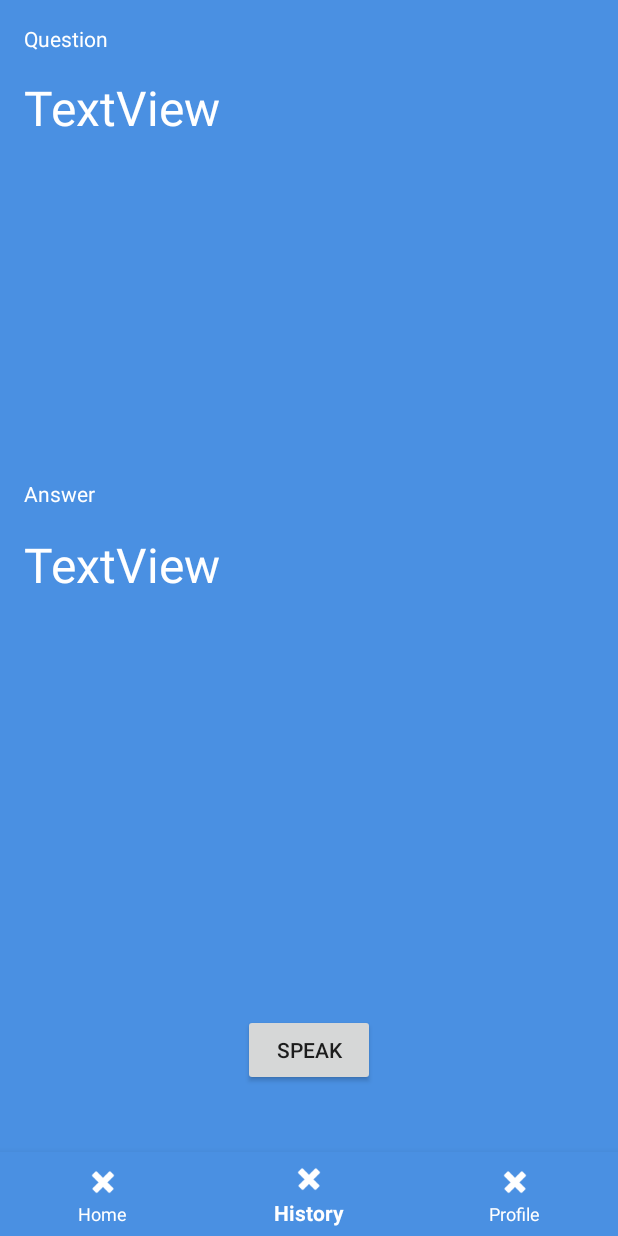
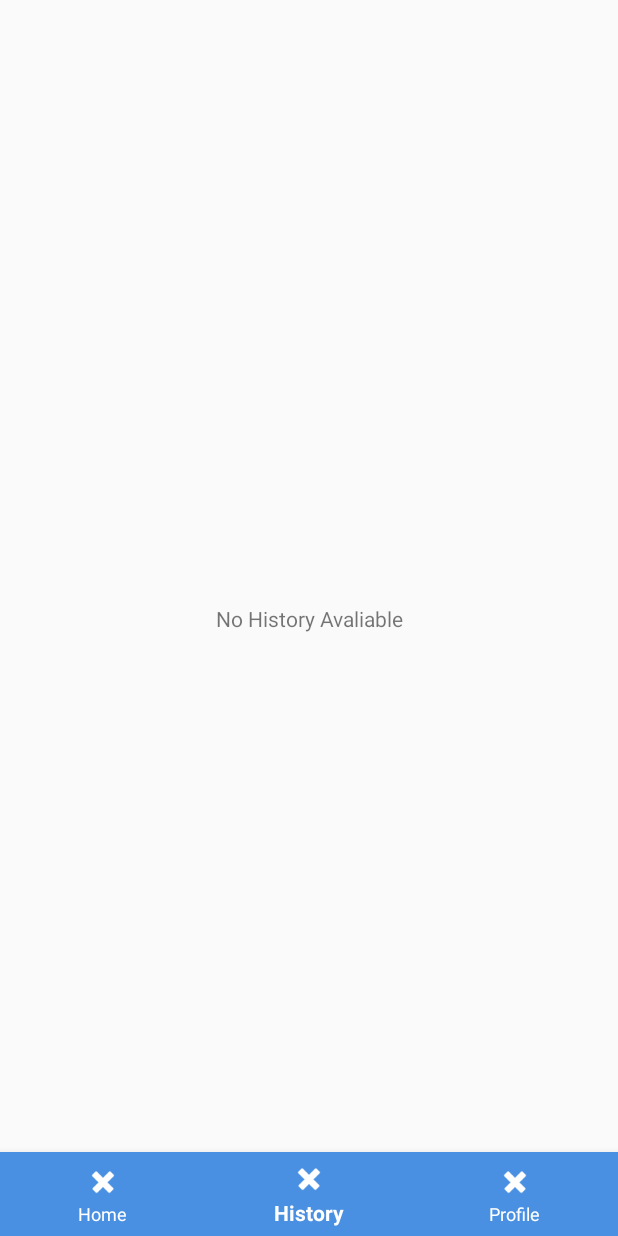
Before and after one commit to reevesnick/Spiritually-Android, an Android app: the screen it shows after launch (MainActivity), item 2 of the bottom bar chosen, on a phone screen of 412 x 824 dp. Run offline under Robolectric (Android 15) with nearby library versions, the phone set to English and light mode, and no system bars; libraries missing offline, so code that uses them is left out: com.ibm.cloud, com.ibm.watson; 11 statements that could not run were skipped.

```diff
--- a/app/src/main/java/com/app/spritually/application/MainApplication.kt
+++ b/app/src/main/java/com/app/spritually/application/MainApplication.kt
@@ -10,4 +10,5 @@ class MainApplication: Application() {
     override fun onCreate() {
         super.onCreate()
     }
+
 }
--- a/app/src/main/java/com/app/spritually/ui/activity/MainActivity.kt
+++ b/app/src/main/java/com/app/spritually/ui/activity/MainActivity.kt
@@ -9,6 +9,7 @@ import androidx.fragment.app.Fragment
 import com.app.spritually.R
 import com.app.spritually.base.BaseActivity
 import com.app.spritually.base.BaseFragment
+import com.app.spritually.ui.fragments.HistoryFragment
 import com.app.spritually.ui.fragments.HomeFragment
 import com.google.android.material.bottomnavigation.BottomNavigationView
 
@@ -43,6 +44,9 @@ class MainActivity : BaseActivity() {
                 }
 
                 R.id.history_tab ->{
+                    val fragTransaction = supportFragmentManager.beginTransaction().replace(R.id.container, HistoryFragment())
+                    fragTransaction.addToBackStack(null)
+                    fragTransaction.commit()
                     true
                 }
                 else -> false
--- /dev/null
+++ b/app/src/main/java/com/app/spritually/ui/fragments/HistoryFragment.kt
@@ -0,0 +1,66 @@
+package com.app.spritually.ui.fragments
+
+import android.os.Bundle
+import android.speech.tts.TextToSpeech
+import android.view.LayoutInflater
+import android.view.View
+import android.view.ViewGroup
+import android.widget.TextView
+import androidx.lifecycle.Lifecycle
+import androidx.lifecycle.OnLifecycleEvent
+import androidx.recyclerview.widget.RecyclerView
+import com.abcmcoe.trackpad.helpers.ToastMessageHelper
+import com.app.spritually.R
+import com.app.spritually.adapter.HistoryListAdapter
+import com.app.spritually.base.BaseActivity
+import com.app.spritually.base.BaseFragment
+import com.app.spritually.model.HistoryModel
+import com.app.spritually.networking.WatsonNetworking
+import java.util.*
+import kotlin.collections.ArrayList
+
+class HistoryFragment: BaseFragment() {
+
+    private lateinit var recyclerView: RecyclerView
+    private lateinit var emptyText: TextView
+    private var dummyList: List<HistoryModel> = ArrayList()
+
+    override fun onCreateView(inflater: LayoutInflater, container: ViewGroup?, savedInstanceState: Bundle?): View? {
+        val view = inflater.inflate(R.layout.fragment_history, container, false)
+
+        recyclerView = view.findViewById(R.id.rv_history)
+        emptyText = view.findViewById(R.id.empty_view)
+
+        if (dummyList.isEmpty()){
+            recyclerView.visibility = View.INVISIBLE
+            emptyText.visibility = View.VISIBLE
+        } else {
+            recyclerView.visibility = View.VISIBLE
+            emptyText.visibility = View.INVISIBLE
+        }
+
+        val adapter = HistoryListAdapter()
+
+        recyclerView.adapter = adapter
+
+
+        return view
+    }
+
+    @OnLifecycleEvent(Lifecycle.Event.ON_START)
+    override fun onStart() {
+        super.onStart()
+    }
+
+    @OnLifecycleEvent(Lifecycle.Event.ON_PAUSE)
+    override fun onPause() {
+        super.onPause()
+
+    }
+
+    @OnLifecycleEvent(Lifecycle.Event.ON_DESTROY)
+    override fun onDestroy() {
+        super.onDestroy()
+
+    }
+}
--- a/app/src/main/java/com/app/spritually/ui/fragments/HomeFragment.kt
+++ b/app/src/main/java/com/app/spritually/ui/fragments/HomeFragment.kt
@@ -14,8 +14,13 @@ import android.widget.Button
 import android.widget.TextView
 import androidx.lifecycle.Lifecycle
 import androidx.lifecycle.OnLifecycleEvent
+import com.abcmcoe.trackpad.helpers.ToastMessageHelper
 import com.app.spritually.R
 import com.app.spritually.base.BaseFragment
+import com.app.spritually.networking.WatsonNetworking
+import com.ibm.cloud.sdk.core.security.IamAuthenticator
+import com.ibm.watson.assistant.v1.Assistant
+import com.ibm.watson.speech_to_text.v1.SpeechToText
 import java.util.*
 import kotlin.collections.ArrayList
 
@@ -26,13 +31,15 @@ class HomeFragment: BaseFragment() {
 
     private lateinit var tts: TextToSpeech
 
+    // IBM Fields
+    private lateinit var ibmTts: com.ibm.watson.text_to_speech.v1.TextToSpeech
+    private lateinit var ibmSst: SpeechToText
+    private lateinit var ibmAssistant: Assistant
+
+
     private var TAG = "HomeFragment"
 
-    override fun onCreateView(
-        inflater: LayoutInflater,
-        container: ViewGroup?,
-        savedInstanceState: Bundle?
-    ): View? {
+    override fun onCreateView(inflater: LayoutInflater, container: ViewGroup?, savedInstanceState: Bundle?): View? {
         val view = inflater.inflate(R.layout.fragment_home, container, false)
 
         tts = TextToSpeech(context) {
@@ -57,6 +64,26 @@ class HomeFragment: BaseFragment() {
         }
         return view
     }
+
+    @OnLifecycleEvent(Lifecycle.Event.ON_START)
+    override fun onStart() {
+        super.onStart()
+
+        WatsonNetworking().exectueService("Hello",context!!)
+
+//        startIbmServices()
+    }
+
+//    private fun startIbmServices(){
+//        ibmAssistant = Assistant("10-11-2020", IamAuthenticator(context!!.getString(R.string.assistant_apikey)))
+//        ibmAssistant.serviceUrl = context!!.getString(R.string.assistant_url)
+//
+//        ibmSst = SpeechToText(IamAuthenticator(context!!.getString(R.string.STT_apikey)))
+//        ibmSst.serviceUrl = context!!.getString(R.string.STT_url)
+//
+//        ibmTts = com.ibm.watson.text_to_speech.v1.TextToSpeech(IamAuthenticator(context!!.getString(R.string.TTS_apikey)))
+//        ibmTts.serviceUrl = context!!.getString(R.string.TTS_url)
+//    }
 
     // Start Text to Speech for Local Text to Speech
     private fun startVoiceInput() {
--- /dev/null
+++ b/app/src/main/res/layout/fragment_history.xml
@@ -0,0 +1,33 @@
+<?xml version="1.0" encoding="utf-8"?>
+<androidx.constraintlayout.widget.ConstraintLayout
+    xmlns:android="http://schemas.android.com/apk/res/android"
+    xmlns:app="http://schemas.android.com/apk/res-auto"
+    xmlns:tools="http://schemas.android.com/tools"
+    android:layout_width="match_parent"
+    android:layout_height="match_parent">
+
+    <androidx.recyclerview.widget.RecyclerView
+        android:id="@+id/rv_history"
+        android:layout_width="match_parent"
+        android:layout_height="match_parent"
+        android:layout_marginStart="8dp"
+        android:layout_marginTop="8dp"
+        android:layout_marginEnd="8dp"
+        android:layout_marginBottom="8dp"
+        app:layout_constraintBottom_toBottomOf="parent"
+        app:layout_constraintEnd_toEndOf="parent"
+        app:layout_constraintStart_toStartOf="parent"
+        app:layout_constraintTop_toTopOf="parent" />
+
+    <TextView
+        android:id="@+id/empty_view"
+        android:layout_width="wrap_content"
+        android:layout_height="wrap_content"
+        android:gravity="center"
+        android:text="No History Avaliable"
+        android:visibility="gone"
+        app:layout_constraintBottom_toBottomOf="parent"
+        app:layout_constraintEnd_toEndOf="parent"
+        app:layout_constraintStart_toStartOf="parent"
+        app:layout_constraintTop_toTopOf="parent" />
+</androidx.constraintlayout.widget.ConstraintLayout>
--- a/app/src/main/res/values/config.xml
+++ b/app/src/main/res/values/config.xml
@@ -1,8 +1,9 @@
 <?xml version="1.0" encoding="utf-8"?>
 <resources>
+
     <!--Watson Assistant service credentials-->
     <!-- REPLACE `ASSISTANT_ID_HERE` with ID of the Assistant to use -->
-    <string name="assistant_id">spiritually-watson-assistant</string>
+    <string name="assistant_id">c0905d53-d300-4e22-82ad-b9602c4017fe</string>
 
     <!-- REPLACE `ASSISTANT_API_KEY_HERE` with Watson Assistant service API Key-->
     <string name="assistant_apikey">iIuGSr_3WSiiIWtWiSlmAC4p54aMXee2XufKDLzLxcJM</string>
@@ -10,7 +11,8 @@
     <!-- The URL provided below is for DALLAS region/location -->
     <!-- If the Assistant service is created in another region/lpcation -->
     <!-- REPLACE the URL with the one provided in the credentials of the service you created-->
-    <string name="assistant_url">https://gateway.watsonplatform.net/assistant/api</string>
+    <string name="assistant_url">https://api.us-south.assistant.watson.cloud.ibm.com/instances/0ea07157-0d13-4ae4-b9c5-6721bb62e41c</string>
+
 
     <!--Watson Speech To Text(STT) service credentials-->
     <!-- REPLACE `STT_API_KEY_HERE` with Watson Speech to Text service API Key-->
@@ -19,7 +21,8 @@
     <!-- The URL provided below is for DALLAS region/location -->
     <!-- If the STT service is created in another region/lpcation -->
     <!-- REPLACE the URL with STT URL provided in the service credentials -->
-    <string name="STT_url">https://stream.watsonplatform.net/speech-to-text/api</string>
+    <string name="STT_url">https://api.us-south.speech-to-text.watson.cloud.ibm.com/instances/8d51aad4-3518-49e5-8363-10cfcc1d1f5f</string>
+
 
     <!--Watson Text To Speech(TTS) service credentials-->
     <!-- REPLACE `TTS_API_KEY_HERE` with Watson Text to Speech service API Key-->
@@ -28,5 +31,6 @@
     <!-- The URL provided below is for DALLAS region/location -->
     <!-- If the TTS service is created in another region/lpcation -->
     <!-- REPLACE the URL with TTS URL provided in the service credentials -->
-    <string name="TTS_url">https://stream.watsonplatform.net/text-to-speech/api</string>
+    <string name="TTS_url">https://api.us-south.text-to-speech.watson.cloud.ibm.com/instances/6c780598-6cd1-4b88-9a9d-f6b481c30a48</string>
+
 </resources>
--- a/build.gradle
+++ b/build.gradle
@@ -6,7 +6,7 @@ buildscript {
         jcenter()
     }
     dependencies {
-        classpath "com.android.tools.build:gradle:4.0.1"
+        classpath 'com.android.tools.build:gradle:4.1.1'
         classpath "org.jetbrains.kotlin:kotlin-gradle-plugin:$kotlin_version"
 
         // NOTE: Do not place your application dependencies here; they belong
@@ -18,6 +18,9 @@ allprojects {
     repositories {
         google()
         jcenter()
+        maven{
+            url  "https://dl.bintray.com/ibm-cloud-sdks/ibm-cloud-sdk-repo"
+        }
     }
 }
 
```
Also changed, not shown: app/build.gradle (+18 -1 lines), app/src/main/java/com/app/spritually/adapter/HistoryListAdapter.kt (added, +97 -0 lines), app/src/main/java/com/app/spritually/dao/HistoryDao.kt (added, +34 -0 lines), app/src/main/java/com/app/spritually/dao/HistoryDatabase.java (added, +48 -0 lines), app/src/main/java/com/app/spritually/model/HistoryModel.java (added, +38 -0 lines), app/src/main/java/com/app/spritually/networking/WatsonNetworking.kt (added, +72 -0 lines), app/src/main/java/com/app/spritually/repository/HistoryRepo.kt (added, +38 -0 lines), app/src/main/java/com/app/spritually/viewmodel/HistoryViewModel.kt (added, +43 -0 lines), app/src/main/java/com/app/spritually/viewmodel/HomeViewModel.kt (+10 -1 lines), app/src/main/res/layout/history_list_item.xml (added, +67 -0 lines), gradle/wrapper/gradle-wrapper.properties.
